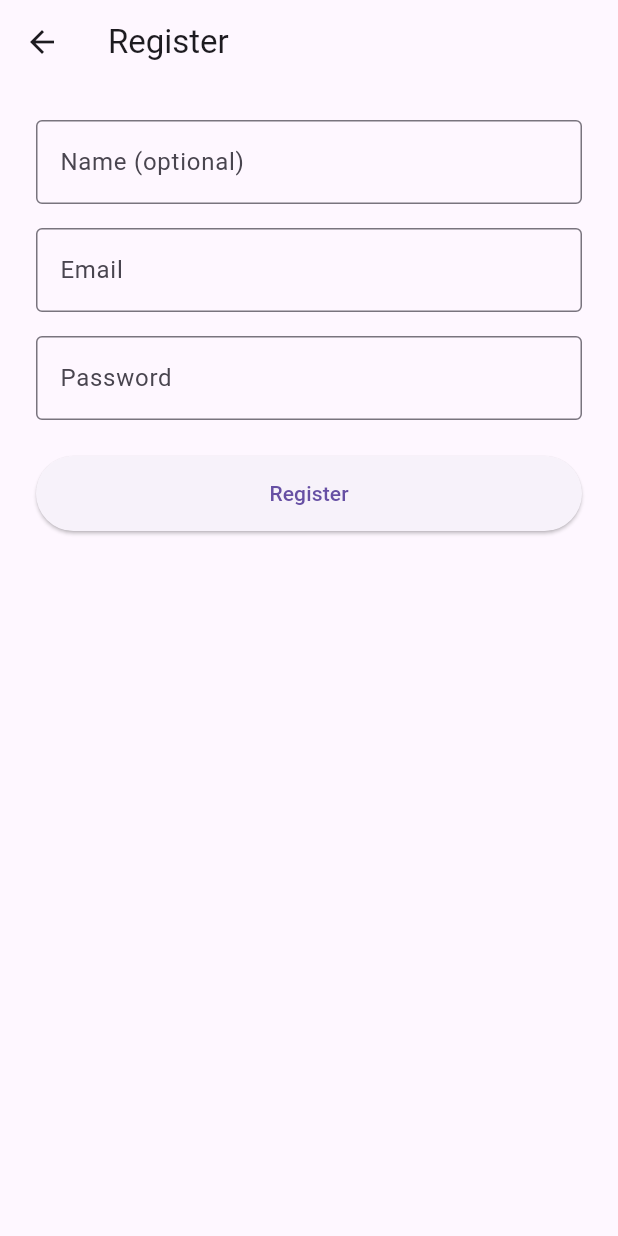
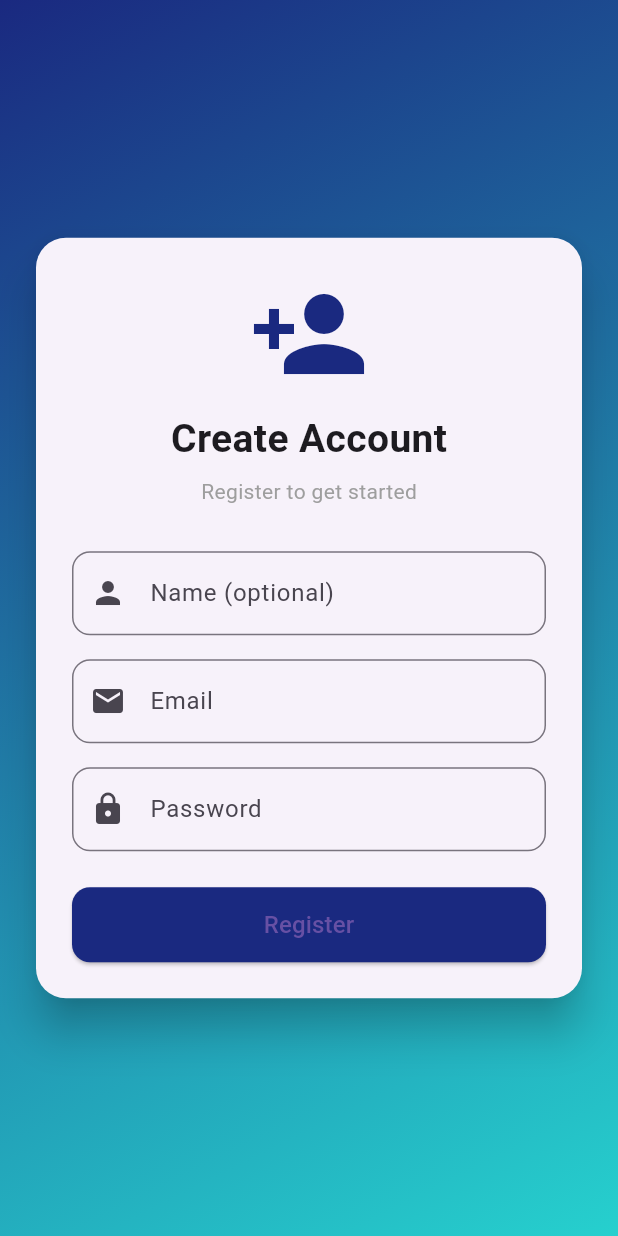
Before and after one commit to Zavyar-Riasat/Yacht-app, a Flutter app: the screen it shows after launch, after a tap on "Create new account", on a phone screen of 412 x 824 dp. Run offline on Flutter 3.47's test engine with Material 3 defaults, Android fonts, the phone set to English and light mode, and no system bars; our stand-ins replace firebase_auth, firebase_core; accounts and stored records are empty; network calls fail.

Commit message:
ui chnage

```diff
--- a/lib/screens/login_screen.dart
+++ b/lib/screens/login_screen.dart
@@ -27,69 +27,139 @@ class _LoginScreenState extends State<LoginScreen> {
         MaterialPageRoute(builder: (_) => HomeScreen()),
       );
     } catch (e) {
-      showError(e.toString());
+      showError("Invalid email or password");
     }
   }
 
   void showError(String msg) {
     showDialog(
       context: context,
-      builder: (_) =>
-          AlertDialog(title: const Text("Login Failed"), content: Text(msg)),
+      builder: (_) => AlertDialog(
+        title: const Text("Login Failed"),
+        content: Text(msg),
+      ),
     );
   }
 
   @override
   Widget build(BuildContext context) {
+    final size = MediaQuery.of(context).size;
+
     return Scaffold(
-      body: Center(
+      body: Container(
+        width: size.width,
+        height: size.height,
+        decoration: const BoxDecoration(
+          gradient: LinearGradient(
+            colors: [Color(0xFF1A2980), Color(0xFF26D0CE)],
+            begin: Alignment.topLeft,
+            end: Alignment.bottomRight,
+          ),
+        ),
+        child: Center(
           child: SingleChildScrollView(
+            padding: const EdgeInsets.all(20),
+            child: Card(
+              elevation: 12,
+              shape: RoundedRectangleBorder(
+                borderRadius: BorderRadius.circular(20),
+              ),
+              child: Padding(
                 padding: const EdgeInsets.all(24),
+                child: ConstrainedBox(
+                  constraints: const BoxConstraints(maxWidth: 420),
                   child: Column(
+                    mainAxisSize: MainAxisSize.min,
                     children: [
-              const Icon(Icons.lock, size: 80, color: Colors.indigo),
-              const SizedBox(height: 20),
+                      const Icon(
+                        Icons.sailing,
+                        size: 80,
+                        color: Color(0xFF1A2980),
+                      ),
+                      const SizedBox(height: 12),
                       const Text(
-                "Welcome Back",
-                style: TextStyle(fontSize: 26, fontWeight: FontWeight.bold),
+                        "Yacht Rental",
+                        style: TextStyle(
+                          fontSize: 26,
+                          fontWeight: FontWeight.bold,
+                        ),
+                      ),
+                      const SizedBox(height: 6),
+                      const Text(
+                        "Login to continue",
+                        style: TextStyle(color: Colors.grey),
                       ),
                       const SizedBox(height: 30),
+
+                      // Email
                       TextField(
                         controller: emailController,
-                decoration: const InputDecoration(
+                        keyboardType: TextInputType.emailAddress,
+                        decoration: InputDecoration(
                           labelText: "Email",
-                  border: OutlineInputBorder(),
+                          prefixIcon: const Icon(Icons.email),
+                          border: OutlineInputBorder(
+                            borderRadius: BorderRadius.circular(12),
+                          ),
                         ),
                       ),
                       const SizedBox(height: 16),
+
+                      // Password
                       TextField(
                         controller: passwordController,
                         obscureText: true,
-                decoration: const InputDecoration(
+                        decoration: InputDecoration(
                           labelText: "Password",
-                  border: OutlineInputBorder(),
+                          prefixIcon: const Icon(Icons.lock),
+                          border: OutlineInputBorder(
+                            borderRadius: BorderRadius.circular(12),
+                          ),
                         ),
                       ),
                       const SizedBox(height: 24),
+
+                      // Login Button
                       SizedBox(
                         width: double.infinity,
                         height: 50,
                         child: ElevatedButton(
                           onPressed: login,
-                  child: const Text("Login"),
+                          style: ElevatedButton.styleFrom(
+                            backgroundColor: const Color(0xFF1A2980),
+                            shape: RoundedRectangleBorder(
+                              borderRadius: BorderRadius.circular(12),
                             ),
                           ),
-              const SizedBox(height: 12),
+                          child: const Text(
+                            "Login",
+                            style: TextStyle(fontSize: 16),
+                          ),
+                        ),
+                      ),
+
+                      const SizedBox(height: 16),
+
+                      // Register Link
                       TextButton(
                         onPressed: () {
                           Navigator.push(
                             context,
-                    MaterialPageRoute(builder: (_) => const RegisterScreen()),
+                            MaterialPageRoute(
+                              builder: (_) => const RegisterScreen(),
+                            ),
                           );
                         },
-                child: const Text("Create new account"),
+                        child: const Text(
+                          "Create new account",
+                          style: TextStyle(fontSize: 15),
+                        ),
                       ),
                     ],
+                  ),
+                ),
+              ),
+            ),
           ),
         ),
       ),
--- a/lib/screens/register_screen.dart
+++ b/lib/screens/register_screen.dart
@@ -28,7 +28,7 @@ class _RegisterScreenState extends State<RegisterScreen> {
         MaterialPageRoute(builder: (_) => HomeScreen()),
       );
     } catch (e) {
-      showError(e.toString());
+      showError("Registration failed. Please try again.");
     }
   }
 
@@ -44,48 +44,121 @@ class _RegisterScreenState extends State<RegisterScreen> {
 
   @override
   Widget build(BuildContext context) {
+    final size = MediaQuery.of(context).size;
+
     return Scaffold(
-      appBar: AppBar(title: const Text("Register")),
-      body: Padding(
+      body: Container(
+        width: size.width,
+        height: size.height,
+        decoration: const BoxDecoration(
+          gradient: LinearGradient(
+            colors: [Color(0xFF1A2980), Color(0xFF26D0CE)],
+            begin: Alignment.topLeft,
+            end: Alignment.bottomRight,
+          ),
+        ),
+        child: Center(
+          child: SingleChildScrollView(
+            padding: const EdgeInsets.all(20),
+            child: Card(
+              elevation: 12,
+              shape: RoundedRectangleBorder(
+                borderRadius: BorderRadius.circular(20),
+              ),
+              child: Padding(
                 padding: const EdgeInsets.all(24),
+                child: ConstrainedBox(
+                  constraints: const BoxConstraints(maxWidth: 420),
                   child: Column(
+                    mainAxisSize: MainAxisSize.min,
                     children: [
+                      const Icon(
+                        Icons.person_add,
+                        size: 80,
+                        color: Color(0xFF1A2980),
+                      ),
+                      const SizedBox(height: 12),
+                      const Text(
+                        "Create Account",
+                        style: TextStyle(
+                          fontSize: 26,
+                          fontWeight: FontWeight.bold,
+                        ),
+                      ),
+                      const SizedBox(height: 6),
+                      const Text(
+                        "Register to get started",
+                        style: TextStyle(color: Colors.grey),
+                      ),
+                      const SizedBox(height: 30),
+
+                      // Name
                       TextField(
                         controller: nameController,
-              decoration: const InputDecoration(
+                        decoration: InputDecoration(
                           labelText: "Name (optional)",
-                border: OutlineInputBorder(),
+                          prefixIcon: const Icon(Icons.person),
+                          border: OutlineInputBorder(
+                            borderRadius: BorderRadius.circular(12),
+                          ),
                         ),
                       ),
                       const SizedBox(height: 16),
+
+                      // Email
                       TextField(
                         controller: emailController,
-              decoration: const InputDecoration(
+                        keyboardType: TextInputType.emailAddress,
+                        decoration: InputDecoration(
                           labelText: "Email",
-                border: OutlineInputBorder(),
+                          prefixIcon: const Icon(Icons.email),
+                          border: OutlineInputBorder(
+                            borderRadius: BorderRadius.circular(12),
+                          ),
                         ),
                       ),
                       const SizedBox(height: 16),
+
+                      // Password
                       TextField(
                         controller: passwordController,
                         obscureText: true,
-              decoration: const InputDecoration(
+                        decoration: InputDecoration(
                           labelText: "Password",
-                border: OutlineInputBorder(),
+                          prefixIcon: const Icon(Icons.lock),
+                          border: OutlineInputBorder(
+                            borderRadius: BorderRadius.circular(12),
+                          ),
                         ),
                       ),
                       const SizedBox(height: 24),
+
+                      // Register Button
                       SizedBox(
                         width: double.infinity,
                         height: 50,
                         child: ElevatedButton(
                           onPressed: register,
-                child: const Text("Register"),
+                          style: ElevatedButton.styleFrom(
+                            backgroundColor: const Color(0xFF1A2980),
+                            shape: RoundedRectangleBorder(
+                              borderRadius: BorderRadius.circular(12),
+                            ),
+                          ),
+                          child: const Text(
+                            "Register",
+                            style: TextStyle(fontSize: 16),
+                          ),
                         ),
                       ),
                     ],
                   ),
                 ),
+              ),
+            ),
+          ),
+        ),
+      ),
     );
   }
 }
```
Lines whose indentation alone changed are shown as unchanged.
